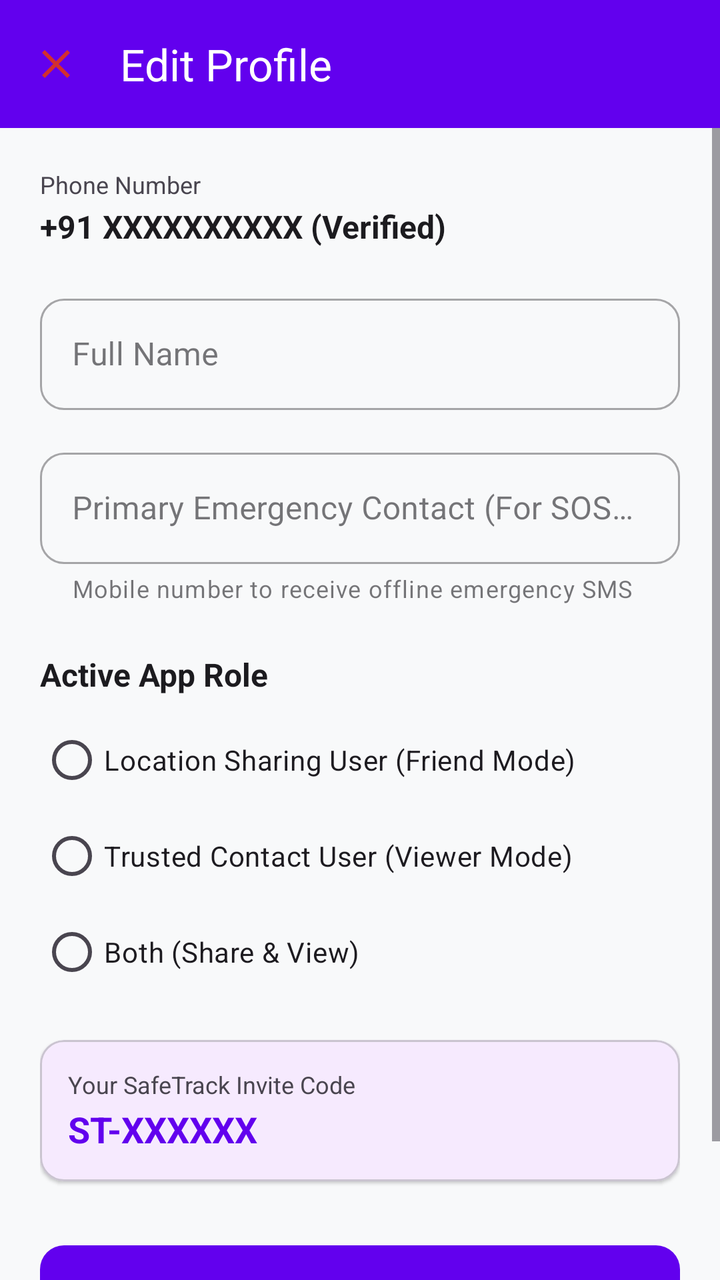
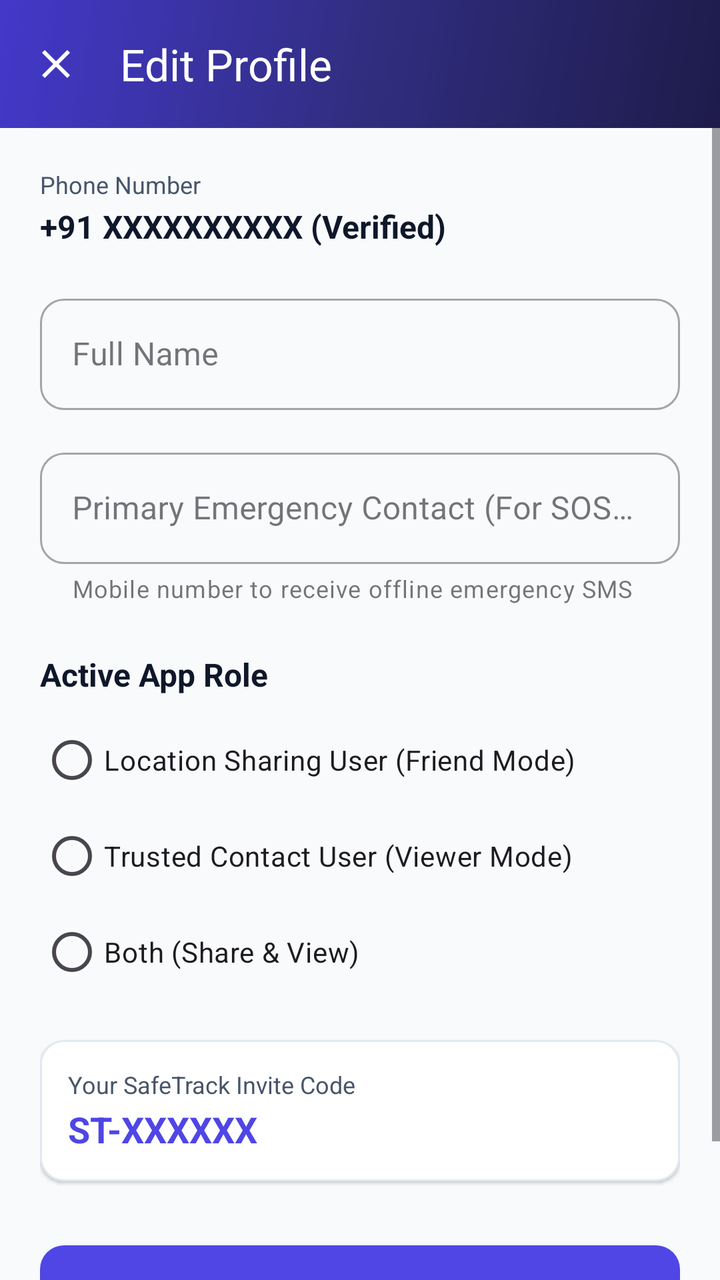

Compare the two renders of this Android layout. The source of the first and the diff that turns it into the second are given below.
<!-- AndroidManifest.xml: application theme Theme.SafeTrack -->
<!-- res/layout/activity_edit_profile.xml -->
<?xml version="1.0" encoding="utf-8"?>
<androidx.coordinatorlayout.widget.CoordinatorLayout xmlns:android="http://schemas.android.com/apk/res/android"
    xmlns:app="http://schemas.android.com/apk/res-auto"
    android:layout_width="match_parent"
    android:layout_height="match_parent"
    android:background="@color/background_light">

    <com.google.android.material.appbar.AppBarLayout
        android:layout_width="match_parent"
        android:layout_height="wrap_content">

        <com.google.android.material.appbar.MaterialToolbar
            android:id="@+id/toolbar"
            android:layout_width="match_parent"
            android:layout_height="?attr/actionBarSize"
            android:background="@color/primary"
            app:navigationIcon="@drawable/ic_close"
            app:title="Edit Profile"
            app:titleTextColor="@color/surface_light" />
    </com.google.android.material.appbar.AppBarLayout>

    <ScrollView
        android:layout_width="match_parent"
        android:layout_height="match_parent"
        android:fillViewport="true"
        app:layout_behavior="@string/appbar_scrolling_view_behavior">

        <LinearLayout
            android:layout_width="match_parent"
            android:layout_height="wrap_content"
            android:orientation="vertical"
            android:padding="20dp">

            
            <TextView
                android:layout_width="wrap_content"
                android:layout_height="wrap_content"
                android:text="Phone Number"
                android:textColor="@color/text_secondary"
                android:textSize="12sp" />

            <TextView
                android:id="@+id/tvEditPhoneNumber"
                android:layout_width="wrap_content"
                android:layout_height="wrap_content"
                android:layout_marginTop="2dp"
                android:text="+91 XXXXXXXXXX (Verified)"
                android:textColor="@color/text_primary"
                android:textSize="16sp"
                android:textStyle="bold" />

            
            <com.google.android.material.textfield.TextInputLayout
                android:id="@+id/tilEditName"
                style="@style/Widget.MaterialComponents.TextInputLayout.OutlinedBox"
                android:layout_width="match_parent"
                android:layout_height="wrap_content"
                android:layout_marginTop="20dp"
                android:hint="Full Name"
                app:boxCornerRadiusBottomEnd="12dp"
                app:boxCornerRadiusBottomStart="12dp"
                app:boxCornerRadiusTopEnd="12dp"
                app:boxCornerRadiusTopStart="12dp">

                <com.google.android.material.textfield.TextInputEditText
                    android:id="@+id/etEditName"
                    android:layout_width="match_parent"
                    android:layout_height="wrap_content"
                    android:inputType="textPersonName|textCapWords"
                    android:maxLength="40" />
            </com.google.android.material.textfield.TextInputLayout>

            
            <com.google.android.material.textfield.TextInputLayout
                android:id="@+id/tilEditEmergencyPhone"
                style="@style/Widget.MaterialComponents.TextInputLayout.OutlinedBox"
                android:layout_width="match_parent"
                android:layout_height="wrap_content"
                android:layout_marginTop="16dp"
                android:hint="Primary Emergency Contact (For SOS SMS)"
                app:boxCornerRadiusBottomEnd="12dp"
                app:boxCornerRadiusBottomStart="12dp"
                app:boxCornerRadiusTopEnd="12dp"
                app:boxCornerRadiusTopStart="12dp"
                app:helperText="Mobile number to receive offline emergency SMS">

                <com.google.android.material.textfield.TextInputEditText
                    android:id="@+id/etEditEmergencyPhone"
                    android:layout_width="match_parent"
                    android:layout_height="wrap_content"
                    android:inputType="phone"
                    android:maxLength="15" />
            </com.google.android.material.textfield.TextInputLayout>

            
            <TextView
                android:layout_width="wrap_content"
                android:layout_height="wrap_content"
                android:layout_marginTop="24dp"
                android:text="Active App Role"
                android:textColor="@color/text_primary"
                android:textSize="16sp"
                android:textStyle="bold" />

            <RadioGroup
                android:id="@+id/rgEditRole"
                android:layout_width="match_parent"
                android:layout_height="wrap_content"
                android:layout_marginTop="8dp">

                <RadioButton
                    android:id="@+id/rbEditFriend"
                    android:layout_width="match_parent"
                    android:layout_height="wrap_content"
                    android:text="Location Sharing User (Friend Mode)" />

                <RadioButton
                    android:id="@+id/rbEditViewer"
                    android:layout_width="match_parent"
                    android:layout_height="wrap_content"
                    android:text="Trusted Contact User (Viewer Mode)" />

                <RadioButton
                    android:id="@+id/rbEditBoth"
                    android:layout_width="match_parent"
                    android:layout_height="wrap_content"
                    android:text="Both (Share &amp; View)" />
            </RadioGroup>

            
            <com.google.android.material.card.MaterialCardView
                android:layout_width="match_parent"
                android:layout_height="wrap_content"
                android:layout_marginTop="20dp"
                app:cardCornerRadius="12dp"
                app:cardElevation="1dp">

                <LinearLayout
                    android:layout_width="match_parent"
                    android:layout_height="wrap_content"
                    android:orientation="vertical"
                    android:padding="14dp">

                    <TextView
                        android:layout_width="wrap_content"
                        android:layout_height="wrap_content"
                        android:text="Your SafeTrack Invite Code"
                        android:textColor="@color/text_secondary"
                        android:textSize="12sp" />

                    <TextView
                        android:id="@+id/tvEditInviteCode"
                        android:layout_width="wrap_content"
                        android:layout_height="wrap_content"
                        android:layout_marginTop="2dp"
                        android:text="ST-XXXXXX"
                        android:textColor="@color/primary"
                        android:textSize="18sp"
                        android:textStyle="bold" />
                </LinearLayout>
            </com.google.android.material.card.MaterialCardView>

            <ProgressBar
                android:id="@+id/progressBarEdit"
                android:layout_width="wrap_content"
                android:layout_height="wrap_content"
                android:layout_gravity="center_horizontal"
                android:layout_marginTop="20dp"
                android:indeterminateTint="@color/primary"
                android:visibility="gone" />

            <com.google.android.material.button.MaterialButton
                android:id="@+id/btnSaveEditedProfile"
                android:layout_width="match_parent"
                android:layout_height="56dp"
                android:layout_marginTop="28dp"
                android:layout_marginBottom="24dp"
                android:text="Update Profile"
                android:textSize="16sp"
                app:cornerRadius="12dp" />

        </LinearLayout>
    </ScrollView>

</androidx.coordinatorlayout.widget.CoordinatorLayout>
<!-- resources referenced by this layout -->
<resources>
  <color name="background_light">#F8F9FA</color>
  <color name="primary">#6200EE</color>
  <color name="surface_light">#FFFFFF</color>
  <color name="text_primary">#1C1B1F</color>
  <color name="text_secondary">#49454F</color>
  <!-- drawable ic_close (drawable) -->
  <vector xmlns:android="http://schemas.android.com/apk/res/android"
      android:width="24dp"
      android:height="24dp"
      android:viewportWidth="24"
      android:viewportHeight="24">
      <path
          android:fillColor="#D32F2F"
          android:pathData="M19,6.41L17.59,5 12,10.59 6.41,5 5,6.41 10.59,12 5,17.59 6.41,19 12,13.41 17.59,19 19,17.59 13.41,12z"/>
  </vector>
  <style name="Theme.SafeTrack" parent="Theme.Material3.DayNight.NoActionBar">
          
          <item name="colorPrimary">@color/primary</item>
          <item name="colorPrimaryVariant">@color/primary_variant</item>
          <item name="colorOnPrimary">@color/surface_light</item>
          
          <item name="colorSecondary">@color/secondary</item>
          <item name="colorSecondaryVariant">@color/secondary_variant</item>
          <item name="colorOnSecondary">@color/text_primary</item>
          
          <item name="android:statusBarColor">@color/primary_variant</item>
          <item name="android:windowLightStatusBar">false</item>
          <item name="android:windowBackground">@color/background_light</item>
      </style>
  <color name="primary_variant">#3700B3</color>
  <color name="secondary">#03DAC6</color>
  <color name="secondary_variant">#018786</color>
</resources>

<!-- the commit's change to res/layout/activity_edit_profile.xml (unified diff, before → after) -->
@@ -13,8 +13,9 @@
             android:id="@+id/toolbar"
             android:layout_width="match_parent"
             android:layout_height="?attr/actionBarSize"
-            android:background="@color/primary"
+            android:background="@drawable/bg_gradient_header"
             app:navigationIcon="@drawable/ic_close"
+            app:navigationIconTint="@color/surface_light"
             app:title="Edit Profile"
             app:titleTextColor="@color/surface_light" />
     </com.google.android.material.appbar.AppBarLayout>
<!-- resource entries referenced after the edit -->
@@ -1,10 +1,21 @@
 <!-- resources referenced by this layout -->
 <resources>
-  <color name="background_light">#F8F9FA</color>
-  <color name="primary">#6200EE</color>
+  <color name="background_light">#F8FAFC</color>
+  <color name="primary">#4F46E5</color>
   <color name="surface_light">#FFFFFF</color>
-  <color name="text_primary">#1C1B1F</color>
-  <color name="text_secondary">#49454F</color>
+  <color name="text_primary">#0F172A</color>
+  <color name="text_secondary">#475569</color>
+  <!-- drawable bg_gradient_header (drawable) -->
+  <?xml version="1.0" encoding="utf-8"?>
+  <shape xmlns:android="http://schemas.android.com/apk/res/android"
+      android:shape="rectangle">
+      <gradient
+          android:angle="135"
+          android:startColor="#1E1B4B"
+          android:centerColor="#312E81"
+          android:endColor="#4338CA"
+          android:type="linear" />
+  </shape>
   <!-- drawable ic_close (drawable) -->
   <vector xmlns:android="http://schemas.android.com/apk/res/android"
       android:width="24dp"
@@ -18,19 +29,41 @@
   <style name="Theme.SafeTrack" parent="Theme.Material3.DayNight.NoActionBar">
           
           <item name="colorPrimary">@color/primary</item>
-          <item name="colorPrimaryVariant">@color/primary_variant</item>
+          <item name="colorPrimaryVariant">@color/primary_dark</item>
           <item name="colorOnPrimary">@color/surface_light</item>
+          <item name="colorPrimaryContainer">@color/primary_light</item>
+          <item name="colorOnPrimaryContainer">@color/primary_dark</item>
+  
           
           <item name="colorSecondary">@color/secondary</item>
           <item name="colorSecondaryVariant">@color/secondary_variant</item>
-          <item name="colorOnSecondary">@color/text_primary</item>
+          <item name="colorOnSecondary">@color/surface_light</item>
+          <item name="colorSecondaryContainer">@color/secondary_light</item>
+          <item name="colorOnSecondaryContainer">@color/secondary_variant</item>
+  
           
           <item name="android:statusBarColor">@color/primary_variant</item>
           <item name="android:windowLightStatusBar">false</item>
+          <item name="android:navigationBarColor">@color/surface_light</item>
+          <item name="android:windowLightNavigationBar" tools:targetApi="o_mr1">true</item>
           <item name="android:windowBackground">@color/background_light</item>
+  
+          
+          <item name="materialCardViewStyle">@style/Widget.SafeTrack.Card</item>
       </style>
-  <color name="primary_variant">#3700B3</color>
-  <color name="secondary">#03DAC6</color>
-  <color name="secondary_variant">#018786</color>
+  <color name="primary_dark">#3730A3</color>
+  <color name="primary_light">#EEF2FF</color>
+  <color name="primary_variant">#312E81</color>
+  <style name="Widget.SafeTrack.Card" parent="Widget.Material3.CardView.Elevated">
+          <item name="cardElevation">2dp</item>
+          <item name="cardCornerRadius">16dp</item>
+          <item name="strokeColor">@color/card_stroke</item>
+          <item name="strokeWidth">1dp</item>
+          <item name="cardBackgroundColor">@color/surface_light</item>
+      </style>
+  <color name="card_stroke">#E2E8F0</color>
+  <color name="secondary">#0EA5E9</color>
+  <color name="secondary_variant">#0284C7</color>
+  <color name="secondary_light">#E0F2FE</color>
 </resources>
 
